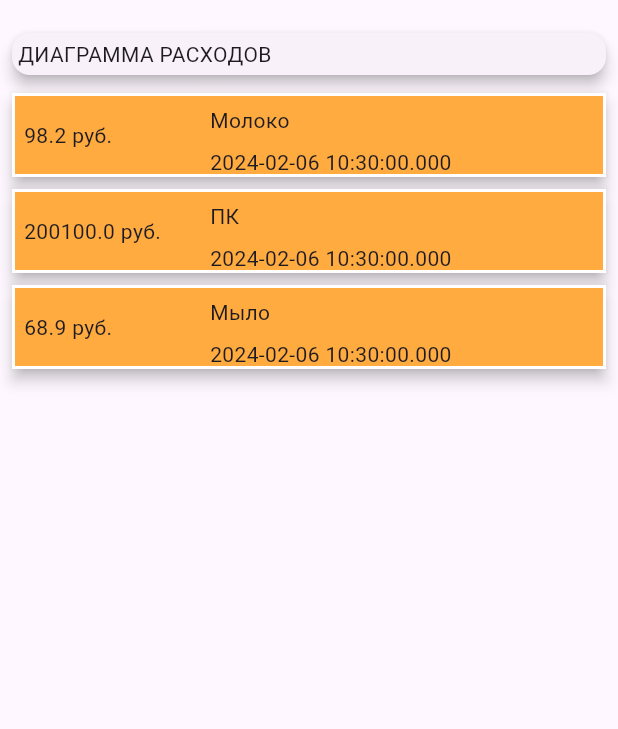
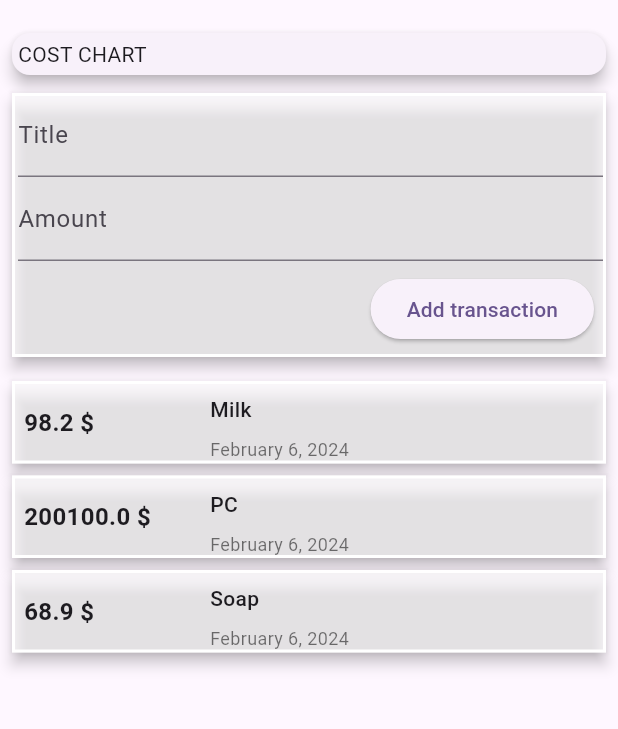
Before and after one commit to GarifullinII/expense_planner, a Flutter app: the screen it shows after launch, on a phone screen of 412 x 824 dp, the part 63-792 px from its top. Run offline on Flutter 3.47's test engine with Material 3 defaults, Android fonts, the phone set to English and light mode, and no system bars.

Commit message:
add card for transaction

```diff
--- a/lib/main.dart
+++ b/lib/main.dart
@@ -1,5 +1,6 @@
 import 'package:expense_planner/transaction.dart';
 import 'package:flutter/material.dart';
+import 'package:intl/intl.dart';
 
 void main() {
   runApp(const MyApp());
@@ -27,19 +28,19 @@ class MyHomePage extends StatelessWidget {
   final List<Transaction> transactions = [
     Transaction(
       id: 't1',
-      title: 'Молоко',
+      title: 'Milk',
       amount: 98.20,
       date: DateTime.now(),
     ),
     Transaction(
       id: 't2',
-      title: 'ПК',
+      title: 'PC',
       amount: 200100,
       date: DateTime.now(),
     ),
     Transaction(
       id: 't3',
-      title: 'Мыло',
+      title: 'Soap',
       amount: 68.90,
       date: DateTime.now(),
     ),
@@ -60,7 +61,43 @@ class MyHomePage extends StatelessWidget {
               elevation: 4,
               child: Padding(
                 padding: EdgeInsets.all(4),
-                child: Text('ДИАГРАММА РАСХОДОВ'),
+                child: Text('COST CHART'),
+              ),
+            ),
+          ),
+          Padding(
+            padding: const EdgeInsets.all(4),
+            child: Card(
+              shape: Border.all(
+                color: Colors.white,
+                width: 2,
+              ),
+              borderOnForeground: true,
+              elevation: 4,
+              color: Colors.white60,
+              child: Column(
+                crossAxisAlignment: CrossAxisAlignment.end,
+                children: [
+                  const Padding(
+                    padding: EdgeInsets.only(left: 4),
+                    child: TextField(
+                      decoration: InputDecoration(labelText: 'Title'),
+                    ),
+                  ),
+                  const Padding(
+                    padding: EdgeInsets.only(left: 4),
+                    child: TextField(
+                      decoration: InputDecoration(labelText: 'Amount'),
+                    ),
+                  ),
+                  Padding(
+                    padding: const EdgeInsets.all(8),
+                    child: ElevatedButton(
+                      onPressed: () {},
+                      child: const Text('Add transaction'),
+                    ),
+                  )
+                ],
               ),
             ),
           ),
@@ -75,7 +112,7 @@ class MyHomePage extends StatelessWidget {
                   ),
                   borderOnForeground: true,
                   elevation: 4,
-                  color: Colors.orangeAccent,
+                  color: Colors.white60,
                   child: Row(
                     children: [
                       Expanded(
@@ -85,7 +122,13 @@ class MyHomePage extends StatelessWidget {
                             horizontal: 8,
                             vertical: 16,
                           ),
-                          child: Text('${transaction.amount} руб.'),
+                          child: Text(
+                            '${transaction.amount} \$',
+                            style: const TextStyle(
+                              fontSize: 16,
+                              fontWeight: FontWeight.bold,
+                            ),
+                          ),
                         ),
                       ),
                       Expanded(
@@ -95,12 +138,24 @@ class MyHomePage extends StatelessWidget {
                           children: [
                             Padding(
                               padding: const EdgeInsets.symmetric(vertical: 8),
-                              child: Text(transaction.title),
+                              child: Text(
+                                transaction.title,
+                                style: const TextStyle(
+                                  fontSize: 14,
+                                  fontWeight: FontWeight.w500,
+                                ),
+                              ),
                             ),
-                            Text('${transaction.date}'),
+                            Text(
+                              DateFormat.yMMMMd().format(transaction.date),
+                              style: const TextStyle(
+                                fontSize: 12,
+                                color: Colors.black54,
+                              ),
+                            ),
                           ],
                         ),
-                      )
+                      ),
                     ],
                   ),
                 );
```
Also changed, not shown: pubspec.yaml (+1 -35 lines), pubspec.lock.
